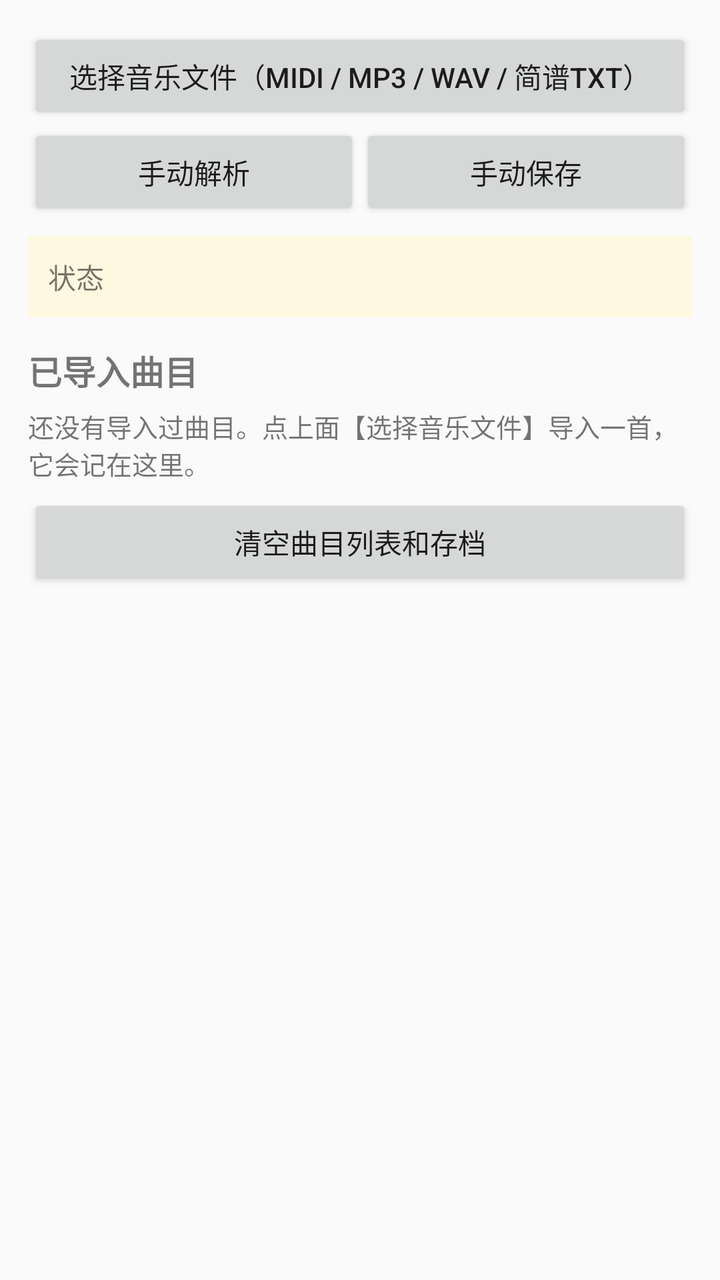
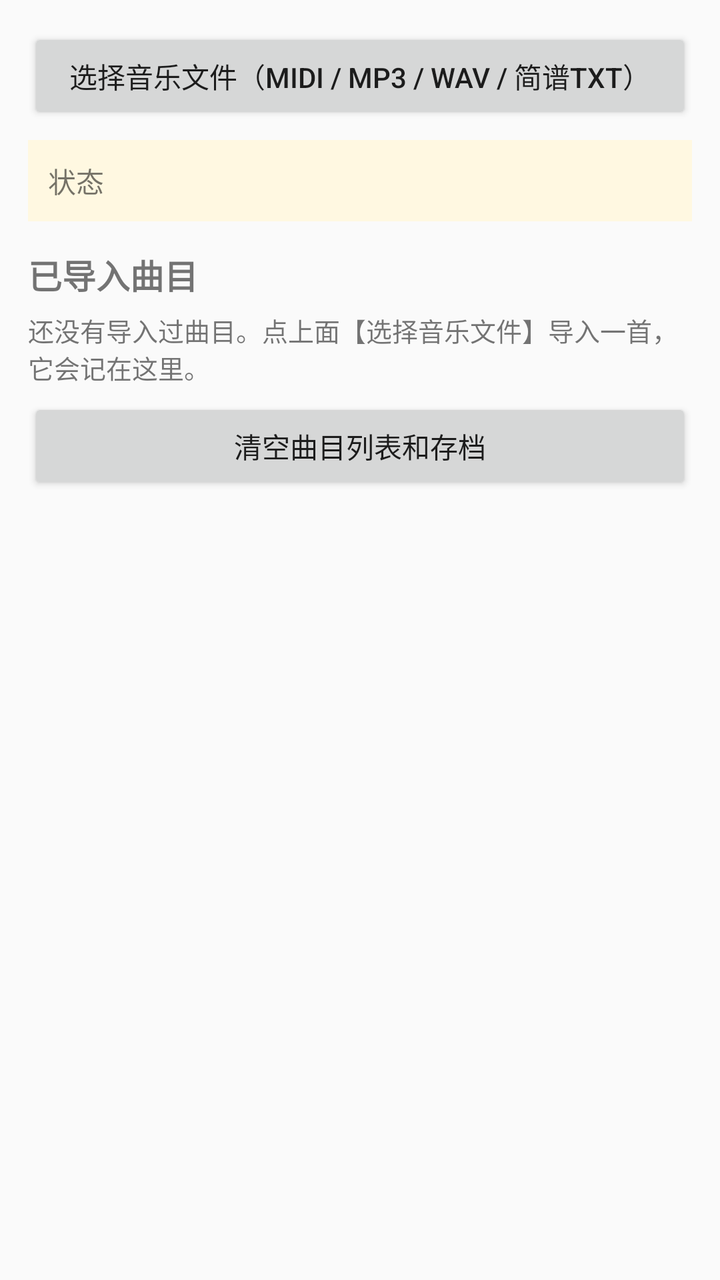

Screens rendered from an Android XML layout before and after an edit, with the pre-edit source and the edit as a unified diff.
<!-- AndroidManifest.xml: application theme android:Theme.Material.Light.DarkActionBar -->
<!-- res/layout/activity_songs.xml -->
<?xml version="1.0" encoding="utf-8"?>
<ScrollView xmlns:android="http://schemas.android.com/apk/res/android"
    android:layout_width="match_parent"
    android:layout_height="match_parent"
    android:fillViewport="true">

    <LinearLayout
        android:layout_width="match_parent"
        android:layout_height="wrap_content"
        android:orientation="vertical"
        android:padding="14dp">

        <Button
            android:id="@+id/btn_pick"
            android:layout_width="match_parent"
            android:layout_height="wrap_content"
            android:text="选择音乐文件（MIDI / MP3 / WAV / 简谱txt）" />

        <LinearLayout
            android:layout_width="match_parent"
            android:layout_height="wrap_content"
            android:orientation="horizontal">

            <Button
                android:id="@+id/btn_reparse"
                android:layout_width="0dp"
                android:layout_height="wrap_content"
                android:layout_weight="1"
                android:text="手动解析" />

            <Button
                android:id="@+id/btn_save"
                android:layout_width="0dp"
                android:layout_height="wrap_content"
                android:layout_weight="1"
                android:text="手动保存" />
        </LinearLayout>

        <TextView
            android:id="@+id/tv_status"
            android:layout_width="match_parent"
            android:layout_height="wrap_content"
            android:layout_marginTop="8dp"
            android:background="#FFF8E1"
            android:padding="10dp"
            android:textSize="14sp"
            android:text="状态" />

        <TextView
            android:id="@+id/tv_library_title"
            android:layout_width="match_parent"
            android:layout_height="wrap_content"
            android:layout_marginTop="14dp"
            android:layout_marginBottom="6dp"
            android:text="已导入曲目"
            android:textSize="17sp"
            android:textStyle="bold" />

        <LinearLayout
            android:id="@+id/list_songs"
            android:layout_width="match_parent"
            android:layout_height="wrap_content"
            android:orientation="vertical" />

        <TextView
            android:id="@+id/tv_library_empty"
            android:layout_width="match_parent"
            android:layout_height="wrap_content"
            android:paddingBottom="6dp"
            android:text="还没有导入过曲目。点上面【选择音乐文件】导入一首，它会记在这里。"
            android:textSize="13sp" />

        <Button
            android:id="@+id/btn_clear_library"
            android:layout_width="match_parent"
            android:layout_height="wrap_content"
            android:text="清空曲目列表和存档" />
    </LinearLayout>
</ScrollView>
<!-- resources referenced by this layout -->
<resources>

</resources>

<!-- the commit's change to res/layout/activity_songs.xml (unified diff, before → after) -->
@@ -15,26 +15,6 @@
             android:layout_width="match_parent"
             android:layout_height="wrap_content"
             android:text="选择音乐文件（MIDI / MP3 / WAV / 简谱txt）" />
-
-        <LinearLayout
-            android:layout_width="match_parent"
-            android:layout_height="wrap_content"
-            android:orientation="horizontal">
-
-            <Button
-                android:id="@+id/btn_reparse"
-                android:layout_width="0dp"
-                android:layout_height="wrap_content"
-                android:layout_weight="1"
-                android:text="手动解析" />
-
-            <Button
-                android:id="@+id/btn_save"
-                android:layout_width="0dp"
-                android:layout_height="wrap_content"
-                android:layout_weight="1"
-                android:text="手动保存" />
-        </LinearLayout>
 
         <TextView
             android:id="@+id/tv_status"
